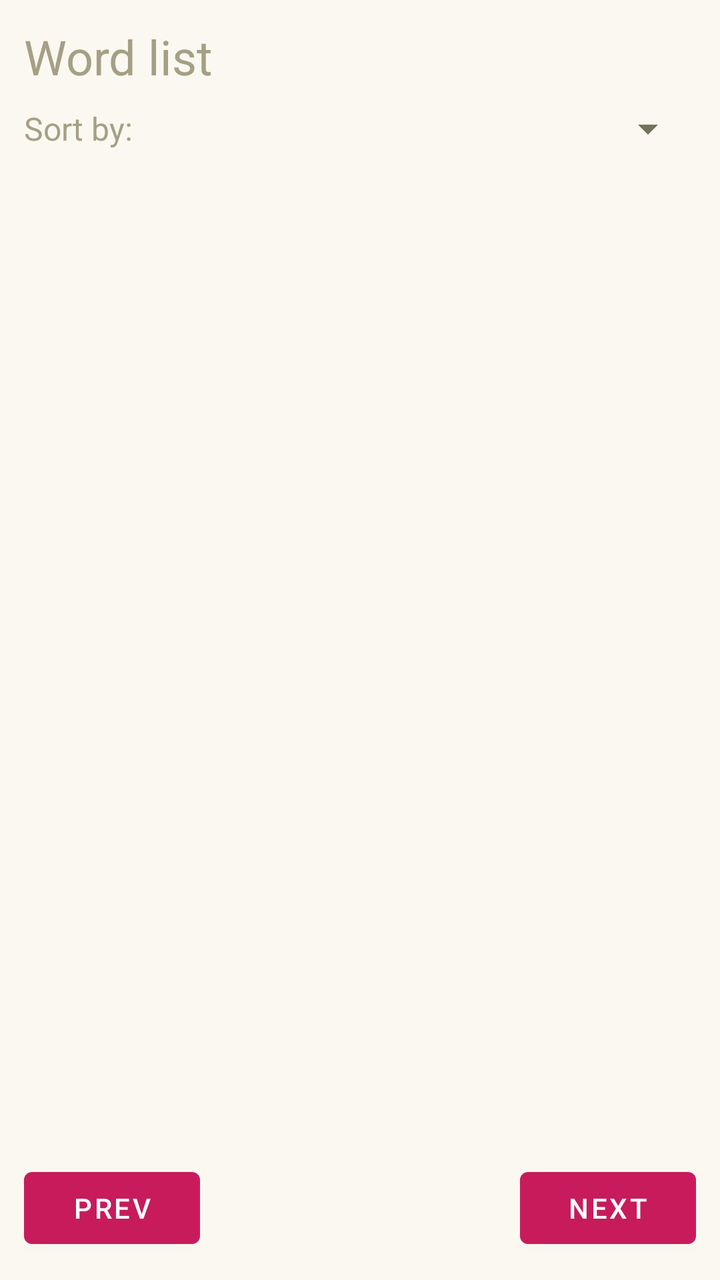
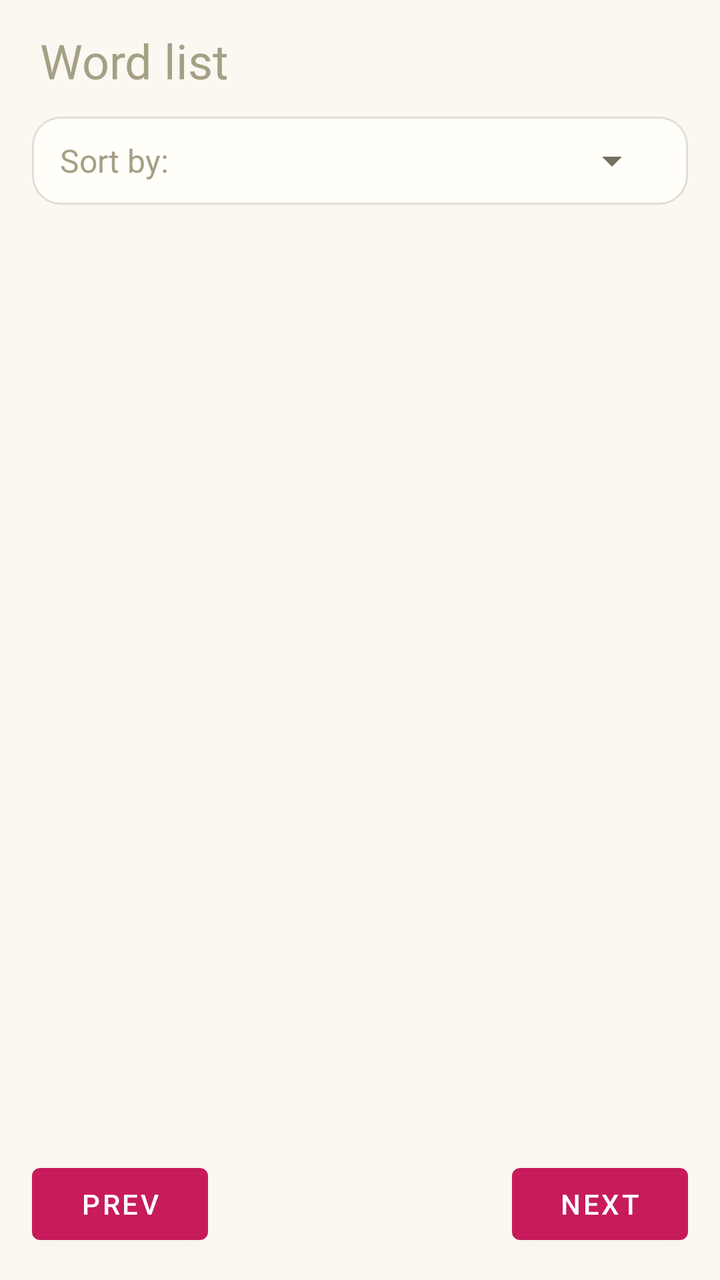

An Android layout rendered at two revisions. The XML below is the earlier revision; the diff shows what the commit changed to produce the second picture.
<!-- AndroidManifest.xml: application theme Theme.MyApplication -->
<!-- res/layout/activity_word_list.xml -->
<?xml version="1.0" encoding="utf-8"?>
<LinearLayout xmlns:android="http://schemas.android.com/apk/res/android"
    android:layout_width="match_parent"
    android:layout_height="match_parent"
    android:orientation="vertical"
    android:padding="12dp">

    <TextView
        android:layout_width="wrap_content"
        android:layout_height="wrap_content"
        android:text="Word list"
        android:textSize="24sp"
        android:layout_marginBottom="8dp" />

    <LinearLayout
        android:id="@+id/skillRow"
        android:layout_width="match_parent"
        android:layout_height="wrap_content"
        android:orientation="horizontal"
        android:gravity="center_vertical"
        android:layout_marginBottom="8dp"
        android:visibility="gone">

        <TextView
            android:layout_width="wrap_content"
            android:layout_height="wrap_content"
            android:text="Skill:"
            android:textSize="16sp"
            android:layout_marginEnd="8dp" />

        <Spinner
            android:id="@+id/skillSpinner"
            android:layout_width="0dp"
            android:layout_height="wrap_content"
            android:layout_weight="1" />
    </LinearLayout>

    <LinearLayout
        android:layout_width="match_parent"
        android:layout_height="wrap_content"
        android:orientation="horizontal"
        android:gravity="center_vertical"
        android:layout_marginBottom="8dp">

        <TextView
            android:layout_width="wrap_content"
            android:layout_height="wrap_content"
            android:text="Sort by:"
            android:textSize="16sp"
            android:layout_marginEnd="8dp" />

        <Spinner
            android:id="@+id/sortSpinner"
            android:layout_width="0dp"
            android:layout_height="wrap_content"
            android:layout_weight="1" />
    </LinearLayout>

    <FrameLayout
        android:layout_width="match_parent"
        android:layout_height="0dp"
        android:layout_weight="1">

        <androidx.recyclerview.widget.RecyclerView
            android:id="@+id/wordListRecycler"
            android:layout_width="match_parent"
            android:layout_height="match_parent"
            android:scrollbars="vertical" />

        <TextView
            android:id="@+id/emptyLabel"
            android:layout_width="wrap_content"
            android:layout_height="wrap_content"
            android:layout_gravity="center"
            android:text="No words viewed yet"
            android:textSize="16sp"
            android:visibility="gone" />
    </FrameLayout>

    <LinearLayout
        android:layout_width="match_parent"
        android:layout_height="wrap_content"
        android:orientation="horizontal"
        android:gravity="center_vertical"
        android:layout_marginTop="8dp">

        <Button
            android:id="@+id/prevPageButton"
            android:layout_width="wrap_content"
            android:layout_height="wrap_content"
            android:text="Prev" />

        <TextView
            android:id="@+id/pageLabel"
            android:layout_width="0dp"
            android:layout_height="wrap_content"
            android:layout_weight="1"
            android:gravity="center"
            android:textSize="14sp" />

        <Button
            android:id="@+id/nextPageButton"
            android:layout_width="wrap_content"
            android:layout_height="wrap_content"
            android:text="Next" />
    </LinearLayout>
</LinearLayout>
<!-- resources referenced by this layout -->
<resources>
  <style name="Theme.MyApplication" parent="Theme.MaterialComponents.DayNight.DarkActionBar">
          
          <item name="colorPrimary">@color/monokai_pink_dark</item>
          <item name="colorPrimaryVariant">@color/monokai_pink_dark</item>
          <item name="colorOnPrimary">@color/white</item>
  
          
          <item name="colorSecondary">@color/monokai_cyan</item>
          <item name="colorSecondaryVariant">@color/monokai_cyan_dark</item>
          <item name="colorOnSecondary">@color/monokai_bg</item>
          <item name="colorAccent">@color/monokai_cyan</item>
  
          
          <item name="android:colorBackground">@color/cream_surface</item>
          <item name="colorSurface">@color/cream_surface</item>
          <item name="colorOnSurface">@color/black</item>
  
          <item name="android:textColorPrimary">@color/black</item>
          <item name="android:textColorSecondary">@color/monokai_comment</item>
          <item name="android:textColorTertiary">@color/monokai_comment_light</item>
  
          
          <item name="actionBarStyle">@style/Widget.MyApplication.ActionBar</item>
          <item name="android:statusBarColor">@color/monokai_bg</item>
          <item name="android:windowLightStatusBar">false</item>
      </style>
  <color name="monokai_pink_dark">#C71B5C</color>
  <color name="white">#FFFFFFFF</color>
  <color name="monokai_cyan">#66D9EF</color>
  <color name="monokai_cyan_dark">#3FB8D1</color>
  <color name="monokai_bg">#272822</color>
  <color name="cream_surface">#FAF8F0</color>
  <color name="black">#FF000000</color>
  <color name="monokai_comment">#75715E</color>
  <color name="monokai_comment_light">#A59F85</color>
  <style name="Widget.MyApplication.ActionBar" parent="Widget.AppCompat.ActionBar.Solid">
          <item name="background">@color/monokai_bg</item>
          <item name="elevation">2dp</item>
      </style>
</resources>

<!-- the commit's change to res/layout/activity_word_list.xml (unified diff, before → after) -->
@@ -3,62 +3,75 @@
     android:layout_width="match_parent"
     android:layout_height="match_parent"
     android:orientation="vertical"
-    android:padding="12dp">
+    android:paddingHorizontal="16dp"
+    android:paddingTop="14dp"
+    android:paddingBottom="14dp">
 
     <TextView
         android:layout_width="wrap_content"
         android:layout_height="wrap_content"
+        android:accessibilityHeading="true"
         android:text="Word list"
         android:textSize="24sp"
-        android:layout_marginBottom="8dp" />
-
-    <LinearLayout
-        android:id="@+id/skillRow"
-        android:layout_width="match_parent"
-        android:layout_height="wrap_content"
-        android:orientation="horizontal"
-        android:gravity="center_vertical"
-        android:layout_marginBottom="8dp"
-        android:visibility="gone">
-
-        <TextView
-            android:layout_width="wrap_content"
-            android:layout_height="wrap_content"
-            android:text="Skill:"
-            android:textSize="16sp"
-            android:layout_marginEnd="8dp" />
-
-        <Spinner
-            android:id="@+id/skillSpinner"
-            android:layout_width="0dp"
-            android:layout_height="wrap_content"
-            android:layout_weight="1" />
-    </LinearLayout>
+        android:layout_marginStart="4dp"
+        android:layout_marginBottom="12dp" />
 
     <LinearLayout
         android:layout_width="match_parent"
         android:layout_height="wrap_content"
-        android:orientation="horizontal"
-        android:gravity="center_vertical"
-        android:layout_marginBottom="8dp">
+        android:background="@drawable/bg_card_plain"
+        android:orientation="vertical"
+        android:paddingHorizontal="14dp"
+        android:paddingTop="10dp"
+        android:paddingBottom="10dp">
 
-        <TextView
-            android:layout_width="wrap_content"
+        <LinearLayout
+            android:id="@+id/skillRow"
+            android:layout_width="match_parent"
             android:layout_height="wrap_content"
-            android:text="Sort by:"
-            android:textSize="16sp"
-            android:layout_marginEnd="8dp" />
+            android:orientation="horizontal"
+            android:gravity="center_vertical"
+            android:visibility="gone">
 
-        <Spinner
-            android:id="@+id/sortSpinner"
-            android:layout_width="0dp"
+            <TextView
+                android:layout_width="wrap_content"
+                android:layout_height="wrap_content"
+                android:text="Skill:"
+                android:textSize="16sp"
+                android:layout_marginEnd="8dp" />
+
+            <Spinner
+                android:id="@+id/skillSpinner"
+                android:layout_width="0dp"
+                android:layout_height="wrap_content"
+                android:layout_weight="1" />
+        </LinearLayout>
+
+        <LinearLayout
+            android:layout_width="match_parent"
             android:layout_height="wrap_content"
-            android:layout_weight="1" />
+            android:orientation="horizontal"
+            android:gravity="center_vertical">
+
+            <TextView
+                android:layout_width="wrap_content"
+                android:layout_height="wrap_content"
+                android:text="Sort by:"
+                android:textSize="16sp"
+                android:layout_marginEnd="8dp" />
+
+            <Spinner
+                android:id="@+id/sortSpinner"
+                android:layout_width="0dp"
+                android:layout_height="wrap_content"
+                android:layout_weight="1" />
+        </LinearLayout>
     </LinearLayout>
 
     <FrameLayout
         android:layout_width="match_parent"
         android:layout_height="0dp"
+        android:layout_marginTop="10dp"
         android:layout_weight="1">
 
         <androidx.recyclerview.widget.RecyclerView
<!-- resource entries referenced after the edit -->
@@ -1,5 +1,13 @@
 <!-- resources referenced by this layout -->
 <resources>
+  <!-- drawable bg_card_plain (drawable) -->
+  <?xml version="1.0" encoding="utf-8"?>
+  <shape xmlns:android="http://schemas.android.com/apk/res/android"
+      android:shape="rectangle">
+      <corners android:radius="14dp" />
+      <solid android:color="@color/card_surface" />
+      <stroke android:width="1dp" android:color="@color/card_edge" />
+  </shape>
   <style name="Theme.MyApplication" parent="Theme.MaterialComponents.DayNight.DarkActionBar">
           
           <item name="colorPrimary">@color/monokai_pink_dark</item>
@@ -26,6 +34,8 @@
           <item name="android:statusBarColor">@color/monokai_bg</item>
           <item name="android:windowLightStatusBar">false</item>
       </style>
+  <color name="card_surface">#FFFEF8</color>
+  <color name="card_edge">#33756F5E</color>
   <color name="monokai_pink_dark">#C71B5C</color>
   <color name="white">#FFFFFFFF</color>
   <color name="monokai_cyan">#66D9EF</color>
